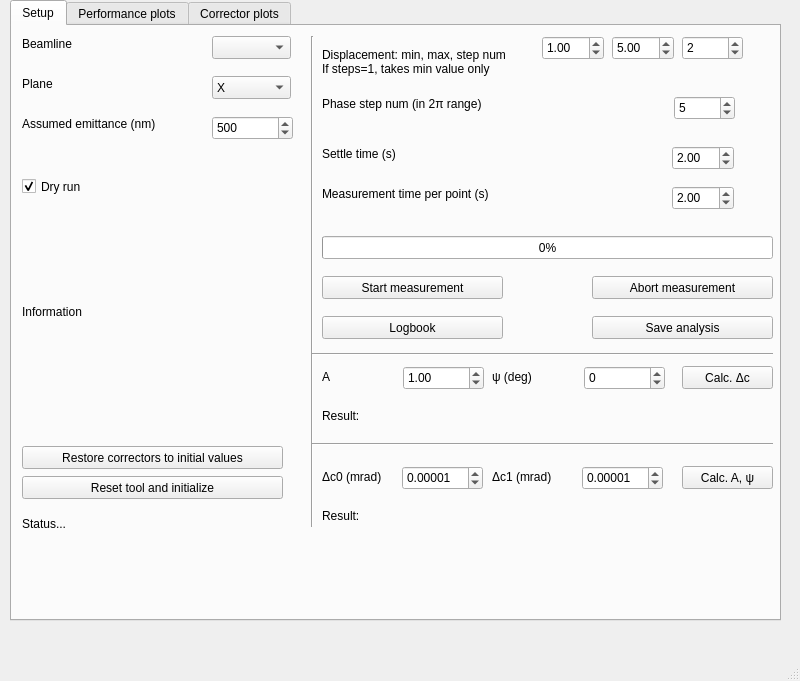
Before: the Qt Designer form gui.ui in pdijksta/014_trajectory_snail_scan, drawn with Qt 5.
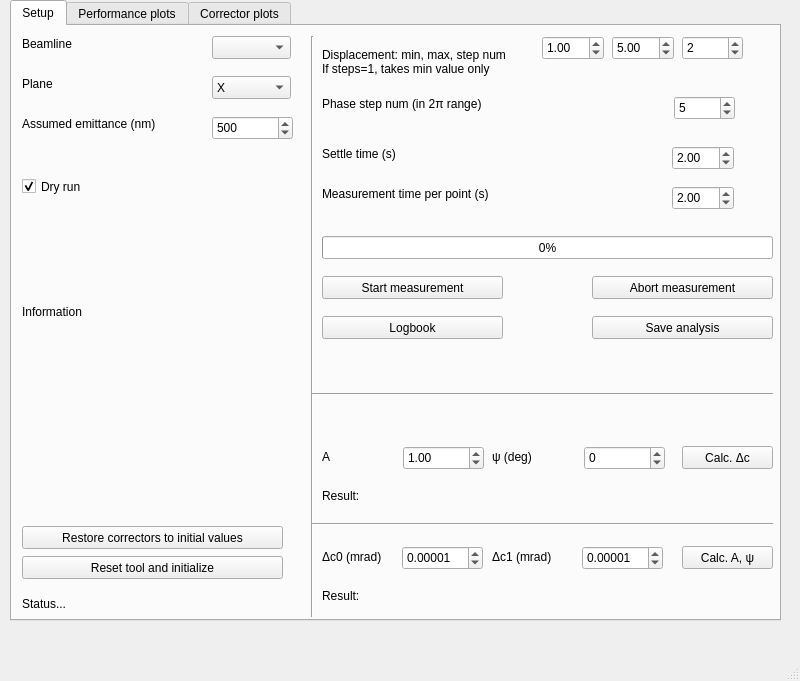
After: the same form once the commit is applied.

The edit to the form file:
```diff
--- a/gui.ui
+++ b/gui.ui
@@ -103,7 +103,7 @@
       <property name="geometry">
        <rect>
         <x>10</x>
-        <y>450</y>
+        <y>530</y>
         <width>261</width>
         <height>23</height>
        </rect>
@@ -137,7 +137,7 @@
         <x>290</x>
         <y>10</y>
         <width>20</width>
-        <height>491</height>
+        <height>581</height>
        </rect>
       </property>
       <property name="orientation">
@@ -148,7 +148,7 @@
       <property name="geometry">
        <rect>
         <x>10</x>
-        <y>490</y>
+        <y>570</y>
         <width>271</width>
         <height>16</height>
        </rect>
@@ -300,7 +300,7 @@
       <property name="geometry">
        <rect>
         <x>300</x>
-        <y>320</y>
+        <y>360</y>
         <width>461</width>
         <height>16</height>
        </rect>
@@ -371,7 +371,7 @@
       <property name="geometry">
        <rect>
         <x>391</x>
-        <y>340</y>
+        <y>420</y>
         <width>81</width>
         <height>24</height>
        </rect>
@@ -384,7 +384,7 @@
       <property name="geometry">
        <rect>
         <x>310</x>
-        <y>340</y>
+        <y>420</y>
         <width>57</width>
         <height>21</height>
        </rect>
@@ -397,7 +397,7 @@
       <property name="geometry">
        <rect>
         <x>480</x>
-        <y>340</y>
+        <y>420</y>
         <width>57</width>
         <height>21</height>
        </rect>
@@ -410,7 +410,7 @@
       <property name="geometry">
        <rect>
         <x>572</x>
-        <y>340</y>
+        <y>420</y>
         <width>81</width>
         <height>24</height>
        </rect>
@@ -426,7 +426,7 @@
       <property name="geometry">
        <rect>
         <x>670</x>
-        <y>340</y>
+        <y>420</y>
         <width>91</width>
         <height>23</height>
        </rect>
@@ -439,7 +439,7 @@
       <property name="geometry">
        <rect>
         <x>10</x>
-        <y>420</y>
+        <y>500</y>
         <width>261</width>
         <height>23</height>
        </rect>
@@ -452,7 +452,7 @@
       <property name="geometry">
        <rect>
         <x>310</x>
-        <y>380</y>
+        <y>460</y>
         <width>441</width>
         <height>20</height>
        </rect>
@@ -465,7 +465,7 @@
       <property name="geometry">
        <rect>
         <x>300</x>
-        <y>410</y>
+        <y>490</y>
         <width>461</width>
         <height>16</height>
        </rect>
@@ -478,7 +478,7 @@
       <property name="geometry">
        <rect>
         <x>390</x>
-        <y>440</y>
+        <y>520</y>
         <width>81</width>
         <height>24</height>
        </rect>
@@ -497,7 +497,7 @@
       <property name="geometry">
        <rect>
         <x>670</x>
-        <y>440</y>
+        <y>520</y>
         <width>91</width>
         <height>23</height>
        </rect>
@@ -510,7 +510,7 @@
       <property name="geometry">
        <rect>
         <x>310</x>
-        <y>440</y>
+        <y>520</y>
         <width>71</width>
         <height>21</height>
        </rect>
@@ -523,7 +523,7 @@
       <property name="geometry">
        <rect>
         <x>480</x>
-        <y>440</y>
+        <y>520</y>
         <width>71</width>
         <height>21</height>
        </rect>
@@ -536,7 +536,7 @@
       <property name="geometry">
        <rect>
         <x>570</x>
-        <y>440</y>
+        <y>520</y>
         <width>81</width>
         <height>24</height>
        </rect>
@@ -555,7 +555,7 @@
       <property name="geometry">
        <rect>
         <x>310</x>
-        <y>480</y>
+        <y>560</y>
         <width>441</width>
         <height>20</height>
        </rect>
```
